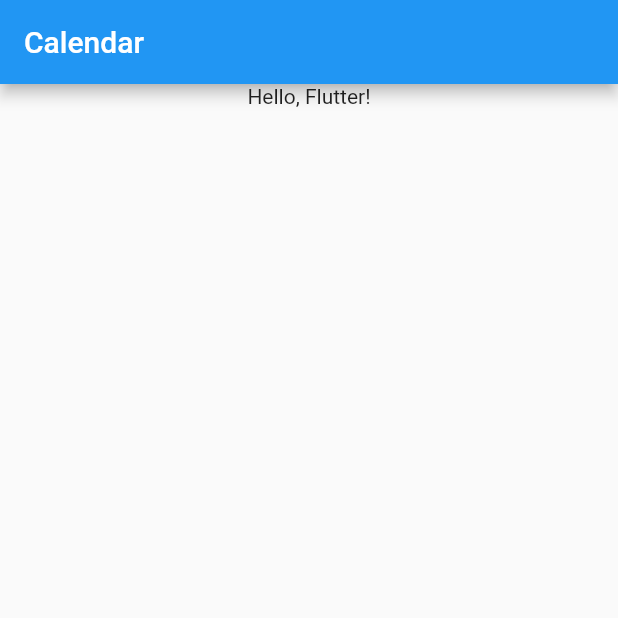
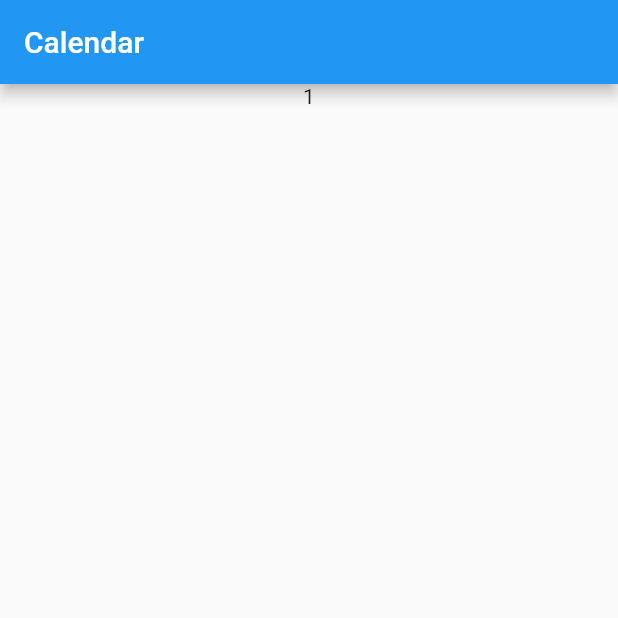
Before and after one commit to makicamel/take_care, a Flutter app: the screen it shows after launch, on a phone screen of 412 x 824 dp, the top half of it. Run offline on Flutter 3.47's test engine with Material 2 defaults, Android fonts, the phone set to English and light mode, and no system bars.

Commit message:
Add Day component

```diff
--- /dev/null
+++ b/lib/components/day.dart
@@ -0,0 +1,17 @@
+import 'package:flutter/material.dart';
+
+class Day extends StatefulWidget {
+  Day({Key key, @required this.number}) : super(key: key);
+
+  final int number;
+
+  @override
+  _DayState createState() => _DayState();
+}
+
+class _DayState extends State<Day> {
+  @override
+  Widget build(BuildContext context) {
+    return Text(widget.number.toString());
+  }
+}
--- a/lib/main.dart
+++ b/lib/main.dart
@@ -1,4 +1,5 @@
 import 'package:flutter/material.dart';
+import 'components/day.dart';
 
 void main() {
   runApp(TakeCare());
@@ -33,7 +34,7 @@ class _CalendarState extends State<Calendar> {
       appBar: AppBar(title: Text(widget.title)),
       body: Center(
         child: Column(
-          children: [Text('Hello, Flutter!')],
+          children: [Day(number: 1)],
         ),
       ),
     );
```
